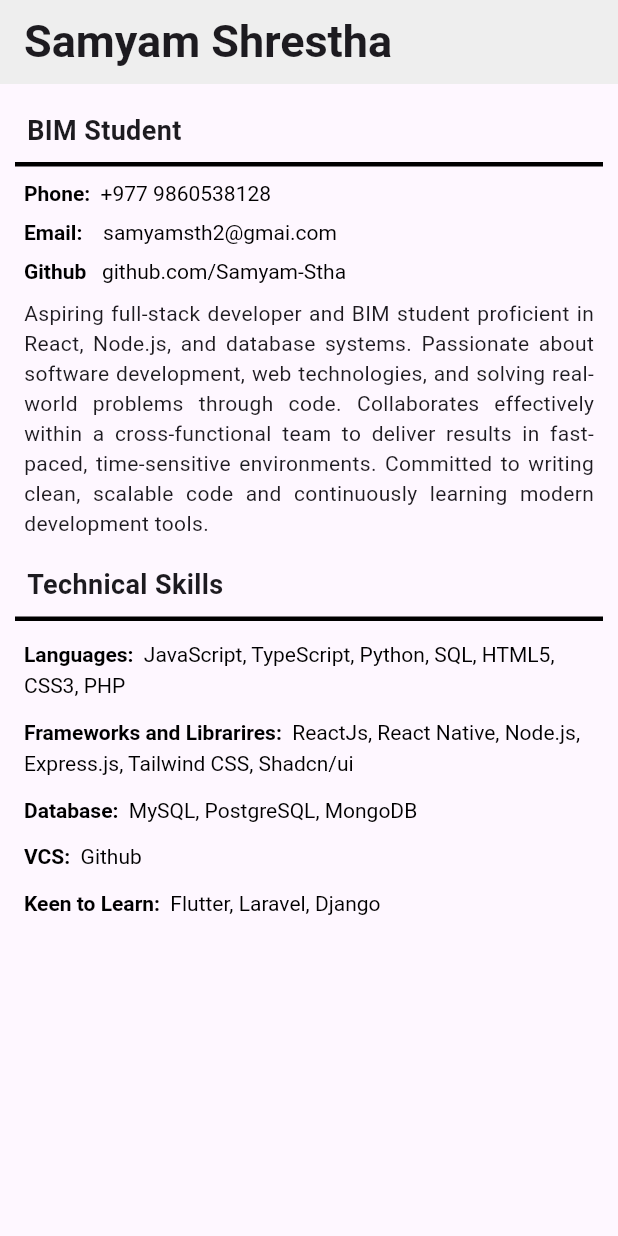
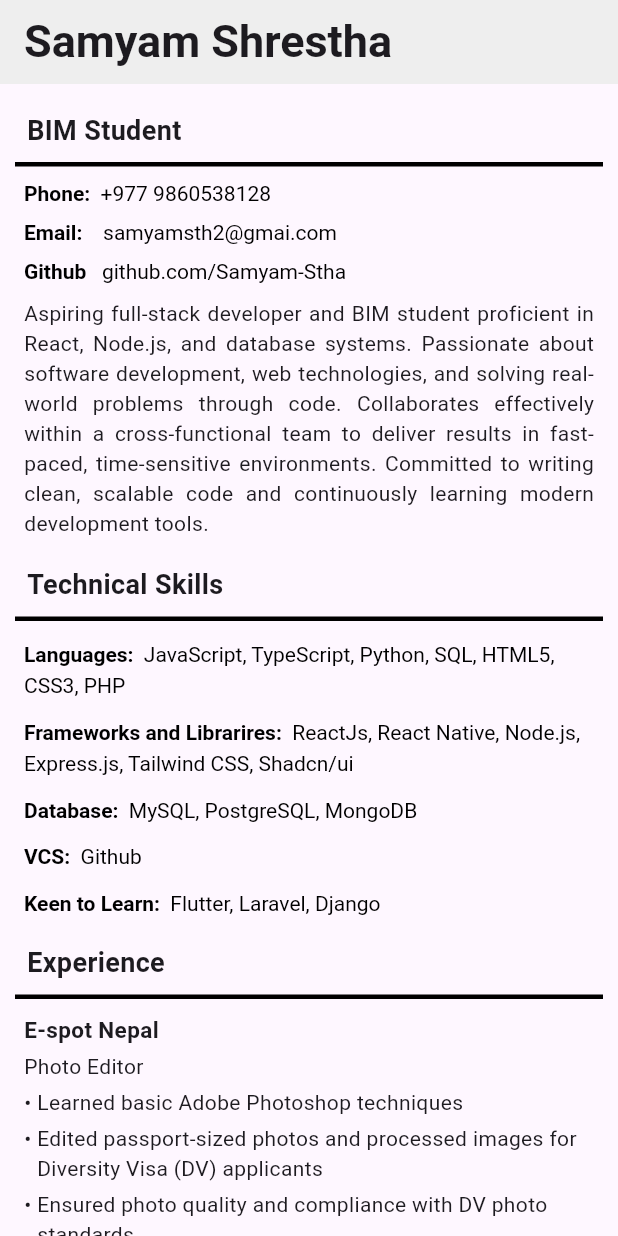
Before and after one commit to Samyam-Stha/Flutter-CV, a Flutter app: the screen it shows after launch, on a phone screen of 412 x 824 dp. Run offline on Flutter 3.47's test engine with Material 3 defaults, Android fonts, the light colour scheme and no system bars.

Commit message:
Refactor Home widget to use SingleChildScrollView and add Experience section with BulletList for enhanced layout and content presentation

```diff
--- a/lib/home.dart
+++ b/lib/home.dart
@@ -1,4 +1,5 @@
 import 'package:flutter/material.dart';
+import 'package:my_cv/styled_bullet.dart';
 import 'package:my_cv/styled_richtext.dart';
 import 'package:my_cv/styled_text_heading.dart';
 
@@ -18,16 +19,15 @@ class Home extends StatelessWidget {
         ),
         backgroundColor: Colors.grey[200],
       ),
-      body: Column(
-        crossAxisAlignment: CrossAxisAlignment.stretch,
-        children: [
-          Container(
-            child: const Introduction(),
-          ),
-          Container(
-            child: const Technical(),
-          ),
-        ],
+      body: SingleChildScrollView(
+        child: Column(
+          crossAxisAlignment: CrossAxisAlignment.stretch,
+          children: const [
+            Introduction(),
+            Technical(),
+            Experience(),
+          ],
+        ),
       ),
     );
   }
@@ -185,3 +185,66 @@ class Technical extends StatelessWidget {
     );
   }
 }
+
+class Experience extends StatelessWidget {
+  const Experience({super.key});
+
+  @override
+  Widget build(BuildContext context) {
+    return Column(
+      children: [
+        Row(
+          children: [
+            Expanded(child: HeadingText(text: 'Experience')),
+          ],
+        ),
+        Row(
+          children: [
+            Container(
+              padding: const EdgeInsets.fromLTRB(16, 10, 16, 0),
+              child: Text(
+                'E-spot Nepal',
+                style: TextStyle(
+                  fontSize: 15,
+                  fontWeight: FontWeight.bold,
+                ),
+              ),
+            ),
+          ],
+        ),
+        Row(
+          children: [
+            Container(
+              padding: const EdgeInsets.fromLTRB(16, 4, 16, 0),
+              child: Text(
+                'Photo Editor',
+                style: TextStyle(
+                  fontSize: 14,
+                ),
+              ),
+            ),
+          ],
+        ),
+        Row(
+          children: [
+            Expanded(
+              child: Container(
+                padding: const EdgeInsets.fromLTRB(16, 4, 16, 0),
+                child: BulletList(
+                  items: [
+                    "Learned basic Adobe Photoshop techniques",
+                    "Edited passport-sized photos and processed images for Diversity Visa (DV) applicants",
+                    "Ensured photo quality and compliance with DV photo standards",
+                    "Paid attention to detail while editing sensitive documents under time pressure",
+                    "Supported daily operations, contributing to client satisfaction and improving photo turnaround efficiency",
+                    "Demonstrated eagerness to learn by mastering tools independently and applying feedback from supervisors",
+                  ],
+                ),
+              ),
+            ),
+          ],
+        ),
+      ],
+    );
+  }
+}
--- /dev/null
+++ b/lib/styled_bullet.dart
@@ -0,0 +1,30 @@
+import 'package:flutter/material.dart';
+
+class BulletList extends StatelessWidget {
+  final List<String> items;
+
+  const BulletList({required this.items, super.key});
+
+  @override
+  Widget build(BuildContext context) {
+    return Column(
+      crossAxisAlignment: CrossAxisAlignment.start,
+      children: items.map((item) => _buildBulletItem(item)).toList(),
+    );
+  }
+
+  Widget _buildBulletItem(String text) {
+    return Padding(
+      padding: const EdgeInsets.only(bottom: 4),
+      child: Row(
+        crossAxisAlignment: CrossAxisAlignment.start,
+        children: [
+          const Text('• ', style: TextStyle(fontSize: 14)),
+          Expanded(
+            child: Text(text, style: const TextStyle(fontSize: 14)),
+          ),
+        ],
+      ),
+    );
+  }
+}
```
